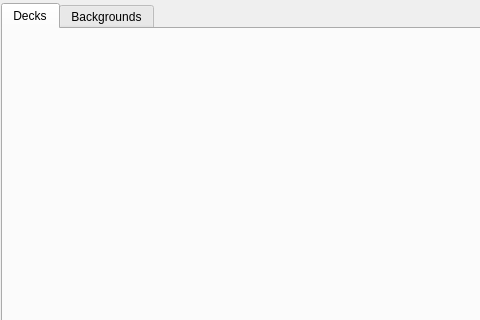
nightsky30/koikoi, file ui/preferences.ui: the form before one commit; both pictures show x 0 to 480 and y 0 to 320 of the 810 by 847 pixel window.
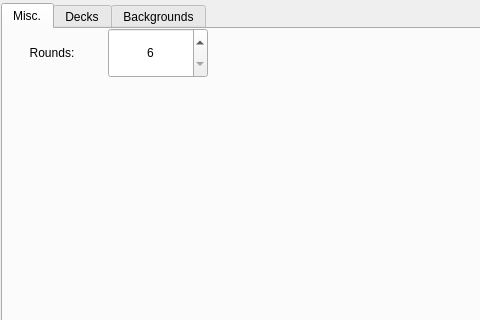
The form after the commit. Icons and pictures are not drawn.

Commit message:
Custom rounds
Added prefs setting for custom number of rounds (6 or 12)
Loads rounds from settings at start of app
Saves setting on value change
Resets game on value change to prevent changing mid-game between rounds 6 and 12

```diff
--- a/ui/preferences.ui
+++ b/ui/preferences.ui
@@ -52,6 +52,99 @@
         <property name="currentIndex">
          <number>0</number>
         </property>
+        <widget class="QWidget" name="miscTab">
+         <attribute name="title">
+          <string>Misc.</string>
+         </attribute>
+         <widget class="QWidget" name="gridLayoutWidget">
+          <property name="geometry">
+           <rect>
+            <x>-1</x>
+            <y>-1</y>
+            <width>801</width>
+            <height>801</height>
+           </rect>
+          </property>
+          <layout class="QGridLayout" name="miscGridLayout">
+           <item row="0" column="2">
+            <widget class="QSpinBox" name="roundsSpinBox">
+             <property name="minimumSize">
+              <size>
+               <width>100</width>
+               <height>50</height>
+              </size>
+             </property>
+             <property name="maximumSize">
+              <size>
+               <width>100</width>
+               <height>50</height>
+              </size>
+             </property>
+             <property name="alignment">
+              <set>Qt::AlignCenter</set>
+             </property>
+             <property name="minimum">
+              <number>6</number>
+             </property>
+             <property name="maximum">
+              <number>12</number>
+             </property>
+             <property name="singleStep">
+              <number>6</number>
+             </property>
+            </widget>
+           </item>
+           <item row="0" column="3">
+            <spacer name="horizontalSpacer_2">
+             <property name="orientation">
+              <enum>Qt::Horizontal</enum>
+             </property>
+             <property name="sizeHint" stdset="0">
+              <size>
+               <width>40</width>
+               <height>20</height>
+              </size>
+             </property>
+            </spacer>
+           </item>
+           <item row="1" column="0">
+            <spacer name="verticalSpacer">
+             <property name="orientation">
+              <enum>Qt::Vertical</enum>
+             </property>
+             <property name="sizeHint" stdset="0">
+              <size>
+               <width>20</width>
+               <height>40</height>
+              </size>
+             </property>
+            </spacer>
+           </item>
+           <item row="0" column="0">
+            <widget class="QLabel" name="roundsLabel">
+             <property name="minimumSize">
+              <size>
+               <width>100</width>
+               <height>50</height>
+              </size>
+             </property>
+             <property name="maximumSize">
+              <size>
+               <width>100</width>
+               <height>50</height>
+              </size>
+             </property>
+             <property name="text">
+              <string>Rounds:</string>
+             </property>
+             <property name="alignment">
+              <set>Qt::AlignCenter</set>
+             </property>
+            </widget>
+           </item>
+          </layout>
+         </widget>
+        </widget>
         <widget class="QWidget" name="decksTab">
          <property name="minimumSize">
           <size>
```
Left out of the diff: 4 changed lines with no effect on the pictures. The commit also changes 3 other files.
